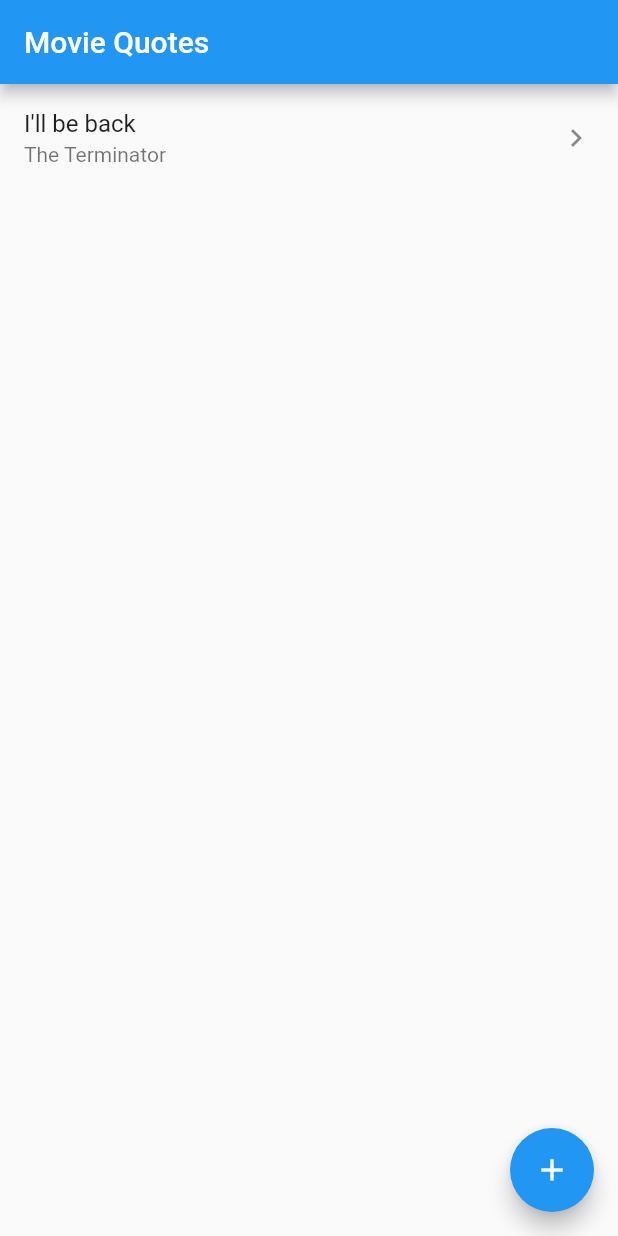
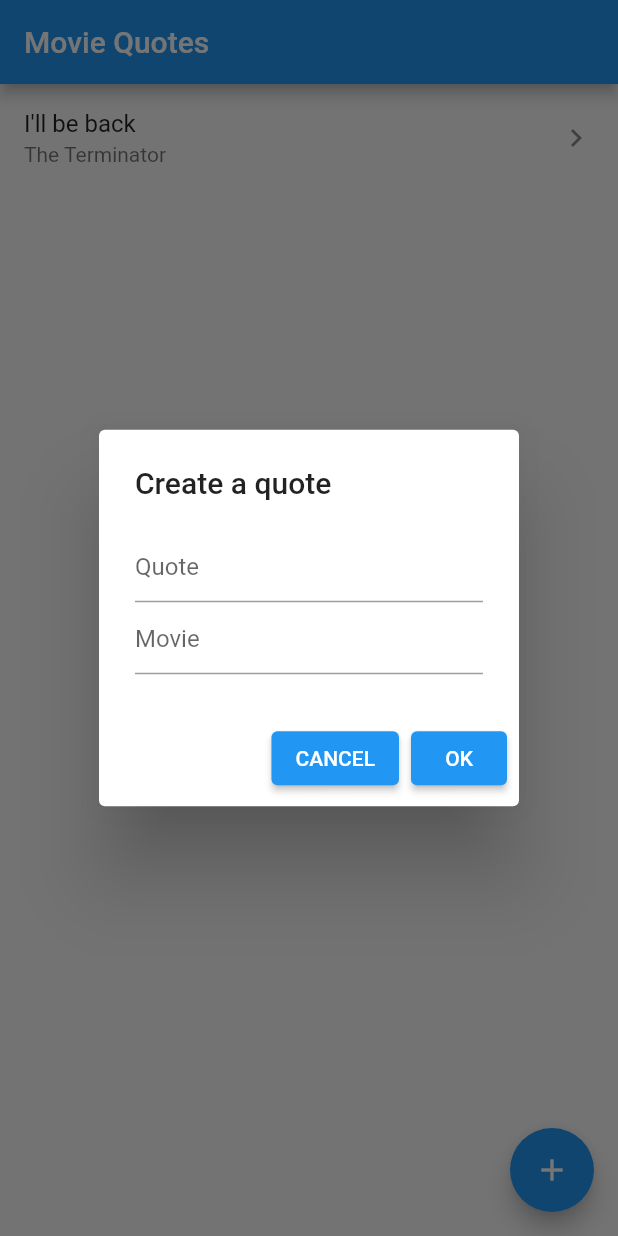
Before and after one commit to RHIT-Flutter/MovieQuotes, a Flutter app: the screen it shows after launch, after a tap on the "add" icon, on a phone screen of 412 x 824 dp. Run offline on Flutter 3.47's test engine with Material 2 defaults, Android fonts, the light colour scheme and no system bars.

Commit message:
local list CR

```diff
--- a/movie_quotes/lib/main.dart
+++ b/movie_quotes/lib/main.dart
@@ -57,9 +57,69 @@ class MyHomePage extends StatefulWidget {
 class _MyHomePageState extends State<MyHomePage> {
   List<MovieQuote> quotes = [];
 
+  TextEditingController _quoteTextFieldController = TextEditingController();
+  TextEditingController _movieTextFieldController = TextEditingController();
+
+  Future<void> _displayDialog(BuildContext context) async {
+    return showDialog(
+        context: context,
+        builder: (context) {
+          return AlertDialog(
+            title: Text('Create a quote'),
+            content: Column(
+              mainAxisSize: MainAxisSize.min,
+              children: [
+                TextField(
+                  onChanged: (value) {
+                    setState(() {});
+                  },
+                  controller: _quoteTextFieldController,
+                  decoration: InputDecoration(hintText: "Quote"),
+                ),
+                TextField(
+                  onChanged: (value) {
+                    setState(() {});
+                  },
+                  controller: _movieTextFieldController,
+                  decoration: InputDecoration(hintText: "Movie"),
+                ),
+              ],
+            ),
+            actions: <Widget>[
+              ElevatedButton(
+                child: Text('CANCEL'),
+                onPressed: () {
+                  setState(() {
+                    Navigator.pop(context);
+                  });
+                },
+              ),
+              ElevatedButton(
+                child: Text('OK'),
+                onPressed: () {
+                  setState(() {
+                    quotes.add(MovieQuote(
+                        quote: _quoteTextFieldController.text,
+                        movie: _movieTextFieldController.text));
+                    _quoteTextFieldController.text = "";
+                    _movieTextFieldController.text = "";
+                    Navigator.pop(context);
+                  });
+                },
+              ),
+            ],
+          );
+        });
+  }
+
+  @override
+  void initState() {
+    super.initState();
+    quotes.add(MovieQuote(quote: "I'll be back", movie: "The Terminator"));
+  }
+
   @override
   Widget build(BuildContext context) {
-    quotes.add(MovieQuote(quote: "I'll be back", movie: "The Terminator"));
     return Scaffold(
       appBar: AppBar(
         // Here we take the value from the MyHomePage object that was created by
@@ -74,7 +134,9 @@ class _MyHomePageState extends State<MyHomePage> {
             .toList(),
       ),
       floatingActionButton: FloatingActionButton(
-        onPressed: () {},
+        onPressed: () {
+          _displayDialog(context);
+        },
         tooltip: 'Create a quote',
         child: const Icon(Icons.add),
       ), // This trailing comma makes auto-formatting nicer for build methods.
```
